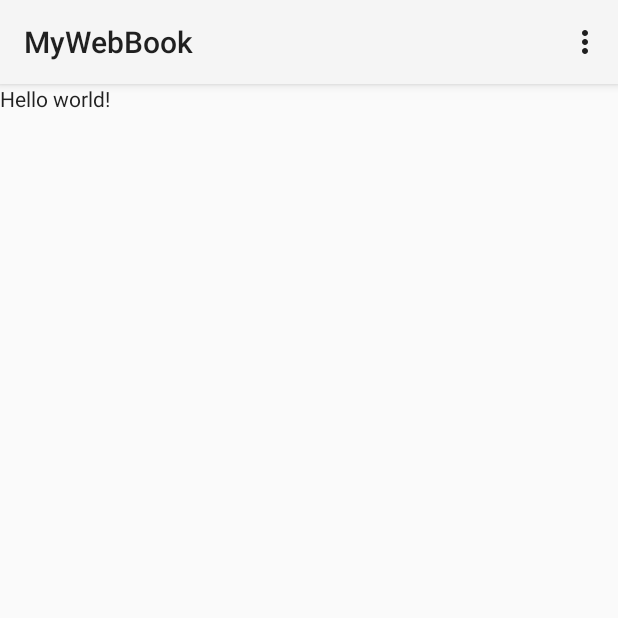
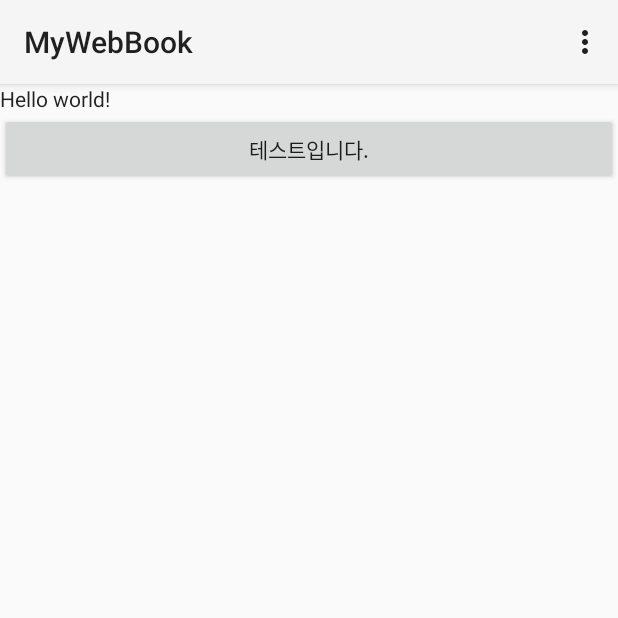
Before and after one commit to lksinny/MyWebBook, an Android app: the screen it shows after launch (MainActivity), on a phone screen of 412 x 824 dp, the top half of it. Run offline under Robolectric (Android 15) with nearby library versions, the phone set to English and light mode, and no system bars.

Commit message:
WebBook First Commit_150725

```diff
--- a/app/src/main/res/layout/activity_main.xml
+++ b/app/src/main/res/layout/activity_main.xml
@@ -4,7 +4,12 @@
               android:layout_width="match_parent"
               android:layout_height="match_parent" android:weightSum="1">
 
-  <CheckedTextView android:text="@string/hello_world" android:layout_width="120dp"
+  <CheckedTextView android:text="@string/hello_world" android:layout_width="102dp"
             android:layout_height="wrap_content" android:id="@+id/textView1"
-            android:layout_weight="0.07" android:autoText="false"/>
+                   android:autoText="false"/>
+  <Button
+      android:layout_width="match_parent"
+      android:layout_height="wrap_content"
+      android:text="@string/test"
+      android:id="@+id/button1"/>
 </LinearLayout>
--- a/app/src/main/res/values/strings.xml
+++ b/app/src/main/res/values/strings.xml
@@ -3,4 +3,5 @@
 
   <string name="hello_world">Hello world!</string>
   <string name="action_settings">Settings</string>
+  <string name="test">테스트입니다.</string>
 </resources>
```
